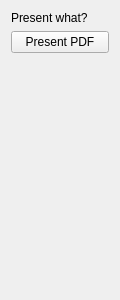
Old version of the form presentation/welcomepane.ui in the repository genosse-einhorn/FishyRecorder.
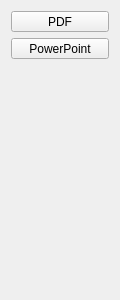
New version of the form. Icons and pictures are not drawn.

Commit message:
Implemented the PowerPoint presentation module
Presenting a PPT works by calling into an embedded script
which automates an already installed PowerPoint application.
I know it's bad. But it works. Don't blame me.

TODO:
- Nice error message when PowerPoint is not available
- Don't block the application while PowerPoint plays animations
- Properly exclude the PowerPoint window from Aero Peek
- Test with PP2007 and higher

Patch:
```diff
--- a/presentation/welcomepane.ui
+++ b/presentation/welcomepane.ui
@@ -21,25 +21,54 @@
   </property>
   <layout class="QVBoxLayout" name="verticalLayout">
    <item>
-    <widget class="QLabel" name="label">
+    <widget class="QToolButton" name="openPdfButton">
      <property name="sizePolicy">
-      <sizepolicy hsizetype="Minimum" vsizetype="Preferred">
+      <sizepolicy hsizetype="Expanding" vsizetype="Fixed">
        <horstretch>0</horstretch>
        <verstretch>0</verstretch>
       </sizepolicy>
      </property>
      <property name="text">
-      <string>Present what?</string>
+      <string>PDF</string>
      </property>
-     <property name="wordWrap">
-      <bool>true</bool>
+     <property name="icon">
+      <iconset resource="../res/stuff.qrc">
+       <normaloff>:/images/pdf.png</normaloff>:/images/pdf.png</iconset>
+     </property>
+     <property name="iconSize">
+      <size>
+       <width>32</width>
+       <height>32</height>
+      </size>
+     </property>
+     <property name="toolButtonStyle">
+      <enum>Qt::ToolButtonTextUnderIcon</enum>
      </property>
     </widget>
    </item>
    <item>
-    <widget class="QPushButton" name="openPdfButton">
+    <widget class="QToolButton" name="openPptButton">
+     <property name="sizePolicy">
+      <sizepolicy hsizetype="Expanding" vsizetype="Fixed">
+       <horstretch>0</horstretch>
+       <verstretch>0</verstretch>
+      </sizepolicy>
+     </property>
      <property name="text">
-      <string>Present PDF</string>
+      <string>PowerPoint</string>
+     </property>
+     <property name="icon">
+      <iconset resource="../res/stuff.qrc">
+       <normaloff>:/images/ppt.png</normaloff>:/images/ppt.png</iconset>
+     </property>
+     <property name="iconSize">
+      <size>
+       <width>32</width>
+       <height>32</height>
+      </size>
+     </property>
+     <property name="toolButtonStyle">
+      <enum>Qt::ToolButtonTextUnderIcon</enum>
      </property>
     </widget>
    </item>
```
Left out of the diff: 4 changed lines with no effect on the pictures. The commit also changes 11 other files.
